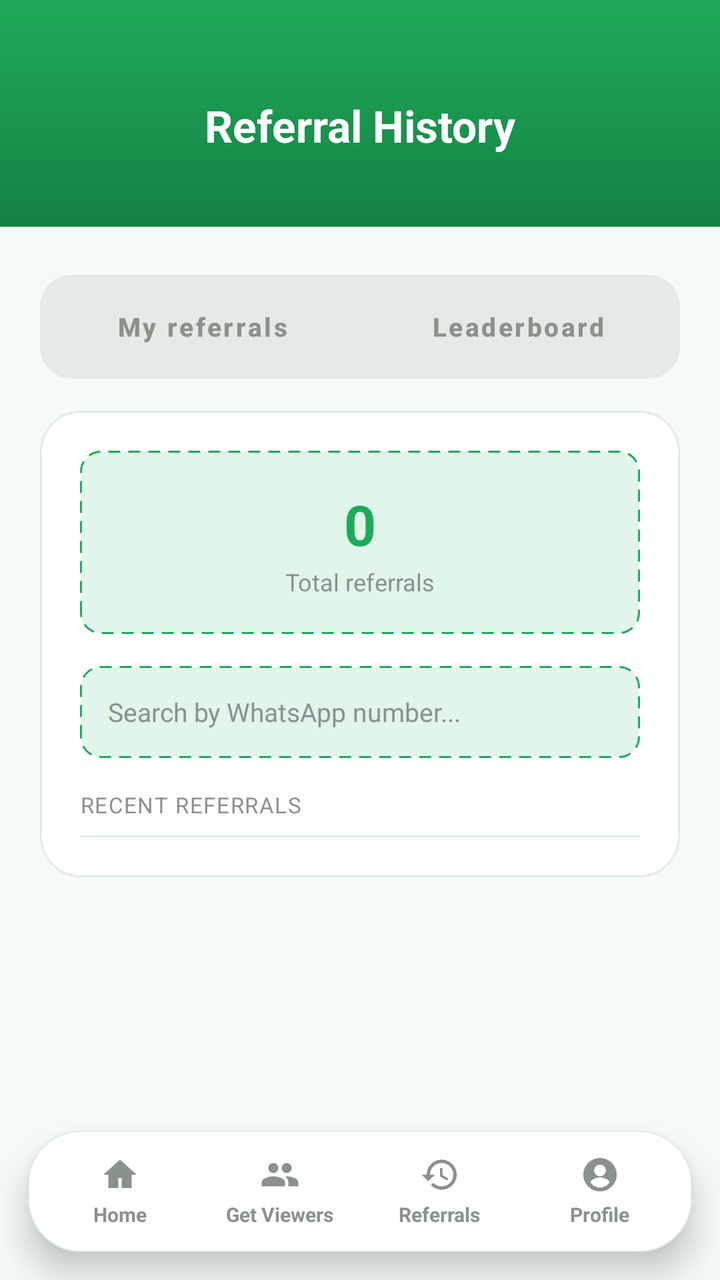
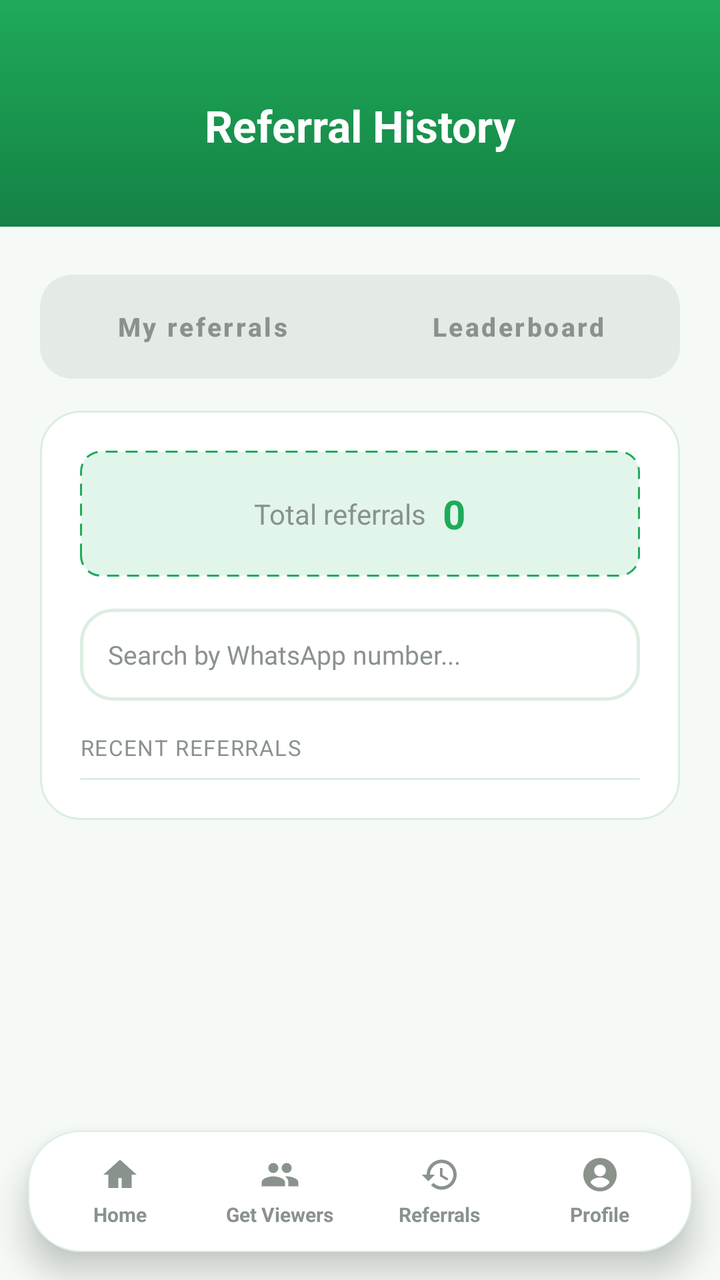

An Android layout rendered at two revisions. The XML below is the earlier revision; the diff shows what the commit changed to produce the second picture.
<!-- AndroidManifest.xml: application theme Theme.VGKontact -->
<!-- res/layout/activity_history.xml -->
<?xml version="1.0" encoding="utf-8"?>
<FrameLayout xmlns:android="http://schemas.android.com/apk/res/android"
    xmlns:app="http://schemas.android.com/apk/res-auto"
    xmlns:tools="http://schemas.android.com/tools"
    android:layout_width="match_parent"
    android:layout_height="match_parent"
    android:background="@color/stats_card_fill">

<LinearLayout
    android:layout_width="match_parent"
    android:layout_height="match_parent"
    android:orientation="vertical">

    
    <LinearLayout
        android:layout_width="match_parent"
        android:layout_height="wrap_content"
        android:orientation="vertical"
        android:background="@drawable/header_gradient"
        android:paddingTop="48dp"
        android:paddingBottom="36dp"
        android:paddingStart="24dp"
        android:paddingEnd="24dp"
        android:gravity="center">

        <TextView
            android:layout_width="wrap_content"
            android:layout_height="wrap_content"
            android:text="@string/title_history"
            android:textSize="22sp"
            android:textStyle="bold"
            android:textColor="@color/white" />

    </LinearLayout>

    
    <ProgressBar
        android:id="@+id/progressBar"
        android:layout_width="wrap_content"
        android:layout_height="wrap_content"
        android:layout_gravity="center"
        android:layout_marginTop="24dp"
        android:visibility="gone" />

    
    <TextView
        android:id="@+id/emptyText"
        android:layout_width="match_parent"
        android:layout_height="wrap_content"
        android:padding="24dp"
        android:gravity="center"
        android:textColor="@color/vg_dark"
        android:visibility="gone" />

    
    <ScrollView
        android:layout_width="match_parent"
        android:layout_height="0dp"
        android:layout_weight="1"
        android:clipToPadding="false"
        android:paddingBottom="88dp">

        <LinearLayout
            android:layout_width="match_parent"
            android:layout_height="wrap_content"
            android:orientation="vertical"
            android:paddingStart="20dp"
            android:paddingEnd="20dp"
            android:paddingTop="24dp"
            android:paddingBottom="24dp">

            
            <LinearLayout
                android:layout_width="match_parent"
                android:layout_height="wrap_content"
                android:orientation="horizontal"
                android:background="@drawable/tab_track_background"
                android:padding="4dp"
                android:layout_marginBottom="16dp">

                <Button
                    android:id="@+id/tabMyReferralsButton"
                    android:layout_width="0dp"
                    android:layout_height="44dp"
                    android:layout_weight="1"
                    android:text="@string/tab_my_referrals"
                    android:textAllCaps="false"
                    android:textSize="13sp"
                    android:textStyle="bold"
                    android:backgroundTint="@android:color/transparent"
                    android:textColor="@color/text_muted"
                    app:cornerRadius="12dp"
                    app:elevation="0dp"
                    app:rippleColor="@color/vg_green_tint"
                    android:stateListAnimator="@null"
                    android:insetTop="0dp"
                    android:insetBottom="0dp" />

                <Button
                    android:id="@+id/tabLeaderboardButton"
                    android:layout_width="0dp"
                    android:layout_height="44dp"
                    android:layout_weight="1"
                    android:layout_marginStart="4dp"
                    android:text="@string/tab_leaderboard"
                    android:textAllCaps="false"
                    android:textSize="13sp"
                    android:textStyle="bold"
                    android:backgroundTint="@android:color/transparent"
                    android:textColor="@color/text_muted"
                    app:cornerRadius="12dp"
                    app:elevation="0dp"
                    app:rippleColor="@color/vg_green_tint"
                    android:stateListAnimator="@null"
                    android:insetTop="0dp"
                    android:insetBottom="0dp" />

            </LinearLayout>

            
            <LinearLayout
                android:id="@+id/myReferralsPanel"
                android:layout_width="match_parent"
                android:layout_height="wrap_content"
                android:orientation="vertical"
                android:background="@drawable/card_background"
                android:padding="20dp"
                android:visibility="visible">

                
                <LinearLayout
                    android:layout_width="match_parent"
                    android:layout_height="wrap_content"
                    android:orientation="vertical"
                    android:gravity="center"
                    android:background="@drawable/referral_code_background"
                    android:padding="18dp"
                    android:layout_marginBottom="16dp">

                    <TextView
                        android:id="@+id/myReferralsTotalText"
                        android:layout_width="wrap_content"
                        android:layout_height="wrap_content"
                        android:text="0"
                        android:textSize="28sp"
                        android:textStyle="bold"
                        android:textColor="@color/vg_green" />

                    <TextView
                        android:layout_width="wrap_content"
                        android:layout_height="wrap_content"
                        android:text="Total referrals"
                        android:textSize="12sp"
                        android:textColor="@color/text_muted"
                        android:layout_marginTop="2dp" />

                </LinearLayout>

                
                <EditText
                    android:id="@+id/myReferralsSearchInput"
                    android:layout_width="match_parent"
                    android:layout_height="46dp"
                    android:hint="Search by WhatsApp number..."
                    android:inputType="number"
                    android:paddingStart="14dp"
                    android:paddingEnd="14dp"
                    android:background="@drawable/referral_code_background"
                    android:textSize="13sp"
                    android:textColor="@color/vg_dark"
                    android:textColorHint="@color/text_muted"
                    android:fontFamily="@font/manrope"
                    android:imeOptions="actionDone"
                    android:layout_marginBottom="16dp" />

                <TextView
                    android:layout_width="match_parent"
                    android:layout_height="wrap_content"
                    android:text="RECENT REFERRALS"
                    android:textSize="11sp"
                    android:textAllCaps="true"
                    android:letterSpacing="0.05"
                    android:textColor="@color/text_muted"
                    android:paddingBottom="8dp" />

                <View
                    android:layout_width="match_parent"
                    android:layout_height="1dp"
                    android:background="@color/stats_card_border" />

                
                <LinearLayout
                    android:id="@+id/myReferralsListContainer"
                    android:layout_width="match_parent"
                    android:layout_height="wrap_content"
                    android:orientation="vertical" />

                
                <TextView
                    android:id="@+id/myReferralsEmptyText"
                    android:layout_width="match_parent"
                    android:layout_height="wrap_content"
                    android:padding="24dp"
                    android:gravity="center"
                    android:textSize="13sp"
                    android:textColor="@color/text_muted"
                    android:text="No referrals yet."
                    android:visibility="gone" />

                
                <TextView
                    android:id="@+id/myReferralsNoResultsText"
                    android:layout_width="match_parent"
                    android:layout_height="wrap_content"
                    android:padding="24dp"
                    android:gravity="center"
                    android:textSize="13sp"
                    android:textColor="@color/text_muted"
                    android:visibility="gone" />

                
                <HorizontalScrollView
                    android:id="@+id/myReferralsPagerScroll"
                    android:layout_width="match_parent"
                    android:layout_height="wrap_content"
                    android:layout_marginTop="16dp"
                    android:scrollbars="none"
                    android:visibility="gone">

                    <LinearLayout
                        android:id="@+id/myReferralsPagerContainer"
                        android:layout_width="wrap_content"
                        android:layout_height="wrap_content"
                        android:orientation="horizontal"
                        android:gravity="center" />

                </HorizontalScrollView>

            </LinearLayout>

            
            <LinearLayout
                android:id="@+id/leaderboardPanel"
                android:layout_width="match_parent"
                android:layout_height="wrap_content"
                android:orientation="vertical"
                android:background="@drawable/card_background"
                android:padding="20dp"
                android:layout_marginTop="16dp"
                android:visibility="gone">

                
                <EditText
                    android:id="@+id/historySearchInput"
                    android:layout_width="match_parent"
                    android:layout_height="46dp"
                    android:hint="Search by WhatsApp number..."
                    android:inputType="number"
                    android:paddingStart="14dp"
                    android:paddingEnd="14dp"
                    android:background="@drawable/referral_code_background"
                    android:textSize="13sp"
                    android:textColor="@color/vg_dark"
                    android:textColorHint="@color/text_muted"
                    android:fontFamily="@font/manrope"
                    android:imeOptions="actionDone"
                    android:layout_marginBottom="16dp" />

                
                <LinearLayout
                    android:layout_width="match_parent"
                    android:layout_height="wrap_content"
                    android:orientation="horizontal"
                    android:paddingBottom="8dp">

                    <TextView
                        android:layout_width="0dp"
                        android:layout_height="wrap_content"
                        android:layout_weight="1"
                        android:text="@string/history_column_number"
                        android:textSize="11sp"
                        android:textAllCaps="true"
                        android:letterSpacing="0.05"
                        android:textColor="@color/text_muted" />

                    <TextView
                        android:layout_width="wrap_content"
                        android:layout_height="wrap_content"
                        android:text="@string/history_column_referrals"
                        android:textSize="11sp"
                        android:textAllCaps="true"
                        android:letterSpacing="0.05"
                        android:textColor="@color/text_muted" />

                </LinearLayout>

                <View
                    android:layout_width="match_parent"
                    android:layout_height="1dp"
                    android:background="@color/stats_card_border" />

                
                <LinearLayout
                    android:id="@+id/dayListContainer"
                    android:layout_width="match_parent"
                    android:layout_height="wrap_content"
                    android:orientation="vertical" />

                
                <TextView
                    android:id="@+id/noResultsText"
                    android:layout_width="match_parent"
                    android:layout_height="wrap_content"
                    android:padding="24dp"
                    android:gravity="center"
                    android:textSize="13sp"
                    android:textColor="@color/text_muted"
                    android:visibility="gone" />

                
                <HorizontalScrollView
                    android:id="@+id/historyPagerScroll"
                    android:layout_width="match_parent"
                    android:layout_height="wrap_content"
                    android:layout_marginTop="16dp"
                    android:scrollbars="none"
                    android:visibility="gone">

                    <LinearLayout
                        android:id="@+id/historyPagerContainer"
                        android:layout_width="wrap_content"
                        android:layout_height="wrap_content"
                        android:orientation="horizontal"
                        android:gravity="center" />

                </HorizontalScrollView>

            </LinearLayout>

        </LinearLayout>

    </ScrollView>

</LinearLayout>

    <include layout="@layout/bottom_nav_bar" />

</FrameLayout>
<!-- res/layout/bottom_nav_bar.xml (included above) -->
<?xml version="1.0" encoding="utf-8"?>
<LinearLayout xmlns:android="http://schemas.android.com/apk/res/android"
    xmlns:app="http://schemas.android.com/apk/res-auto"
    android:id="@+id/bottomNavBar"
    android:layout_width="match_parent"
    android:layout_height="wrap_content"
    android:layout_gravity="bottom"
    android:layout_marginStart="14dp"
    android:layout_marginEnd="14dp"
    android:layout_marginBottom="14dp"
    android:orientation="horizontal"
    android:background="@drawable/floating_nav_background"
    android:elevation="10dp"
    android:paddingTop="6dp"
    android:paddingBottom="6dp"
    android:paddingStart="6dp"
    android:paddingEnd="6dp">

    <LinearLayout
        android:id="@+id/navHomeTab"
        android:layout_width="0dp"
        android:layout_height="wrap_content"
        android:layout_weight="1"
        android:orientation="vertical"
        android:gravity="center"
        android:clickable="true"
        android:focusable="true"
        android:background="?android:attr/selectableItemBackgroundBorderless"
        android:paddingTop="6dp"
        android:paddingBottom="6dp">

        <ImageView
            android:id="@+id/navHomeIcon"
            android:layout_width="20dp"
            android:layout_height="20dp"
            android:src="@drawable/ic_home"
            app:tint="@color/text_muted" />

        <TextView
            android:id="@+id/navHomeLabel"
            android:layout_width="wrap_content"
            android:layout_height="wrap_content"
            android:layout_marginTop="3dp"
            android:text="@string/nav_home"
            android:textSize="10sp"
            android:textStyle="bold"
            android:textColor="@color/text_muted" />

    </LinearLayout>

    <LinearLayout
        android:id="@+id/navUpgradeTab"
        android:layout_width="0dp"
        android:layout_height="wrap_content"
        android:layout_weight="1"
        android:orientation="vertical"
        android:gravity="center"
        android:clickable="true"
        android:focusable="true"
        android:background="?android:attr/selectableItemBackgroundBorderless"
        android:paddingTop="6dp"
        android:paddingBottom="6dp">

        <ImageView
            android:id="@+id/navUpgradeIcon"
            android:layout_width="20dp"
            android:layout_height="20dp"
            android:src="@drawable/ic_contacts"
            app:tint="@color/text_muted" />

        <TextView
            android:id="@+id/navUpgradeLabel"
            android:layout_width="wrap_content"
            android:layout_height="wrap_content"
            android:layout_marginTop="3dp"
            android:text="@string/nav_upgrade"
            android:textSize="10sp"
            android:textStyle="bold"
            android:textColor="@color/text_muted" />

    </LinearLayout>

    <LinearLayout
        android:id="@+id/navHistoryTab"
        android:layout_width="0dp"
        android:layout_height="wrap_content"
        android:layout_weight="1"
        android:orientation="vertical"
        android:gravity="center"
        android:clickable="true"
        android:focusable="true"
        android:background="?android:attr/selectableItemBackgroundBorderless"
        android:paddingTop="6dp"
        android:paddingBottom="6dp">

        <ImageView
            android:id="@+id/navHistoryIcon"
            android:layout_width="20dp"
            android:layout_height="20dp"
            android:src="@drawable/ic_history"
            app:tint="@color/text_muted" />

        <TextView
            android:id="@+id/navHistoryLabel"
            android:layout_width="wrap_content"
            android:layout_height="wrap_content"
            android:layout_marginTop="3dp"
            android:text="@string/nav_history"
            android:textSize="10sp"
            android:textStyle="bold"
            android:textColor="@color/text_muted" />

    </LinearLayout>

    <LinearLayout
        android:id="@+id/navProfileTab"
        android:layout_width="0dp"
        android:layout_height="wrap_content"
        android:layout_weight="1"
        android:orientation="vertical"
        android:gravity="center"
        android:clickable="true"
        android:focusable="true"
        android:background="?android:attr/selectableItemBackgroundBorderless"
        android:paddingTop="6dp"
        android:paddingBottom="6dp">

        <ImageView
            android:id="@+id/navProfileIcon"
            android:layout_width="20dp"
            android:layout_height="20dp"
            android:src="@drawable/ic_profile"
            app:tint="@color/text_muted" />

        <TextView
            android:id="@+id/navProfileLabel"
            android:layout_width="wrap_content"
            android:layout_height="wrap_content"
            android:layout_marginTop="3dp"
            android:text="@string/nav_profile"
            android:textSize="10sp"
            android:textStyle="bold"
            android:textColor="@color/text_muted" />

    </LinearLayout>

</LinearLayout>
<!-- resources referenced by this layout -->
<resources>
  <color name="stats_card_border">#DCEEE1</color>
  <color name="stats_card_fill">#F5FAF6</color>
  <color name="text_muted">#8A928C</color>
  <color name="vg_dark">#111B21</color>
  <color name="vg_green">#1FAA59</color>
  <color name="vg_green_tint">#E1F5EB</color>
  <color name="white">#FFFFFF</color>
  <!-- drawable card_background (drawable) -->
  <?xml version="1.0" encoding="utf-8"?>
  <shape xmlns:android="http://schemas.android.com/apk/res/android"
      android:shape="rectangle">
      <solid android:color="@color/white" />
      <corners android:radius="20dp" />
      <stroke android:width="1dp" android:color="@color/stats_card_border" />
  </shape>
  <!-- drawable floating_nav_background (drawable) -->
  <?xml version="1.0" encoding="utf-8"?>
  <shape xmlns:android="http://schemas.android.com/apk/res/android"
      android:shape="rectangle">
      <solid android:color="@color/white" />
      <corners android:radius="26dp" />
      <stroke
          android:width="0.5dp"
          android:color="@color/stats_card_border" />
  </shape>
  <!-- drawable header_gradient (drawable) -->
  <?xml version="1.0" encoding="utf-8"?>
  <shape xmlns:android="http://schemas.android.com/apk/res/android"
      android:shape="rectangle">
      <gradient
          android:angle="270"
          android:startColor="@color/vg_green"
          android:endColor="@color/vg_green_dark" />
  </shape>
  <!-- drawable ic_home (drawable) -->
  <vector xmlns:android="http://schemas.android.com/apk/res/android"
      android:width="24dp"
      android:height="24dp"
      android:viewportWidth="24"
      android:viewportHeight="24">
      <path
          android:fillColor="#FF000000"
          android:pathData="M12,3L2,12h3v8h6v-6h2v6h6v-8h3L12,3z"/>
  </vector>
  <!-- drawable referral_code_background (drawable) -->
  <?xml version="1.0" encoding="utf-8"?>
  <shape xmlns:android="http://schemas.android.com/apk/res/android"
      android:shape="rectangle">
      <solid android:color="@color/vg_green_tint" />
      <corners android:radius="10dp" />
      <stroke
          android:width="1dp"
          android:color="@color/vg_green"
          android:dashWidth="6dp"
          android:dashGap="4dp" />
  </shape>
  <!-- drawable tab_track_background (drawable) -->
  <?xml version="1.0" encoding="utf-8"?>
  <shape xmlns:android="http://schemas.android.com/apk/res/android"
      android:shape="rectangle">
  
      <solid android:color="@color/tab_track_fill" />
  
      <corners android:radius="16dp" />
  
  </shape>
  <string name="history_column_number">Number</string>
  <string name="history_column_referrals">Referrals</string>
  <string name="nav_history">Referrals</string>
  <string name="nav_home">Home</string>
  <string name="nav_profile">Profile</string>
  <string name="nav_upgrade">Get Viewers</string>
  <string name="tab_leaderboard">Leaderboard</string>
  <string name="tab_my_referrals">My referrals</string>
  <string name="title_history">Referral History</string>
  <style name="Theme.VGKontact" parent="Theme.MaterialComponents.DayNight.NoActionBar">
          
          <item name="colorPrimary">#25D366</item>
          <item name="colorPrimaryVariant">#128C7E</item>
          <item name="colorOnPrimary">#FFFFFF</item>
  
          
          <item name="android:windowBackground">#FFFFFF</item>
          <item name="android:textColorPrimary">#000000</item>
          <item name="android:textColorSecondary">#555555</item>
  
          
          <item name="android:forceDarkAllowed">false</item>
  
          
      </style>
  <color name="vg_green_dark">#158245</color>
  <color name="tab_track_fill">#E4EAE5</color>
  <!-- unchanged entries left out for length: 3 -->
</resources>

<!-- the commit's change to res/layout/activity_history.xml (unified diff, before → after) -->
@@ -131,28 +131,28 @@
                 <LinearLayout
                     android:layout_width="match_parent"
                     android:layout_height="wrap_content"
-                    android:orientation="vertical"
+                    android:orientation="horizontal"
                     android:gravity="center"
                     android:background="@drawable/referral_code_background"
                     android:padding="18dp"
                     android:layout_marginBottom="16dp">
 
                     <TextView
+                        android:layout_width="wrap_content"
+                        android:layout_height="wrap_content"
+                        android:text="Total referrals"
+                        android:textSize="14sp"
+                        android:textColor="@color/text_muted" />
+
+                    <TextView
                         android:id="@+id/myReferralsTotalText"
                         android:layout_width="wrap_content"
                         android:layout_height="wrap_content"
                         android:text="0"
-                        android:textSize="28sp"
+                        android:textSize="20sp"
                         android:textStyle="bold"
-                        android:textColor="@color/vg_green" />
-
-                    <TextView
-                        android:layout_width="wrap_content"
-                        android:layout_height="wrap_content"
-                        android:text="Total referrals"
-                        android:textSize="12sp"
-                        android:textColor="@color/text_muted"
-                        android:layout_marginTop="2dp" />
+                        android:textColor="@color/vg_green"
+                        android:layout_marginStart="8dp" />
 
                 </LinearLayout>
 
@@ -165,7 +165,7 @@
                     android:inputType="number"
                     android:paddingStart="14dp"
                     android:paddingEnd="14dp"
-                    android:background="@drawable/referral_code_background"
+                    android:background="@drawable/rect_box_background"
                     android:textSize="13sp"
                     android:textColor="@color/vg_dark"
                     android:textColorHint="@color/text_muted"
<!-- resource entries referenced after the edit -->
@@ -44,6 +44,16 @@
           android:fillColor="#FF000000"
           android:pathData="M12,3L2,12h3v8h6v-6h2v6h6v-8h3L12,3z"/>
   </vector>
+  <!-- drawable rect_box_background (drawable) -->
+  <?xml version="1.0" encoding="utf-8"?>
+  <shape xmlns:android="http://schemas.android.com/apk/res/android"
+      android:shape="rectangle">
+      <solid android:color="@color/white" />
+      <corners android:radius="16dp" />
+      <stroke
+          android:width="1.5dp"
+          android:color="@color/stats_card_border" />
+  </shape>
   <!-- drawable referral_code_background (drawable) -->
   <?xml version="1.0" encoding="utf-8"?>
   <shape xmlns:android="http://schemas.android.com/apk/res/android"
